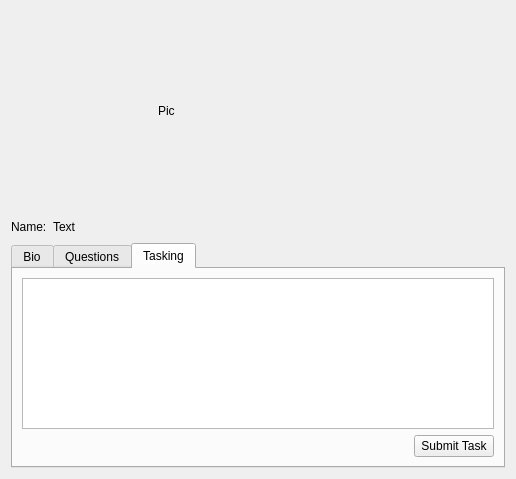
Old version of the form ui/AdvisorWindow.ui in the repository dmzdev/stance.
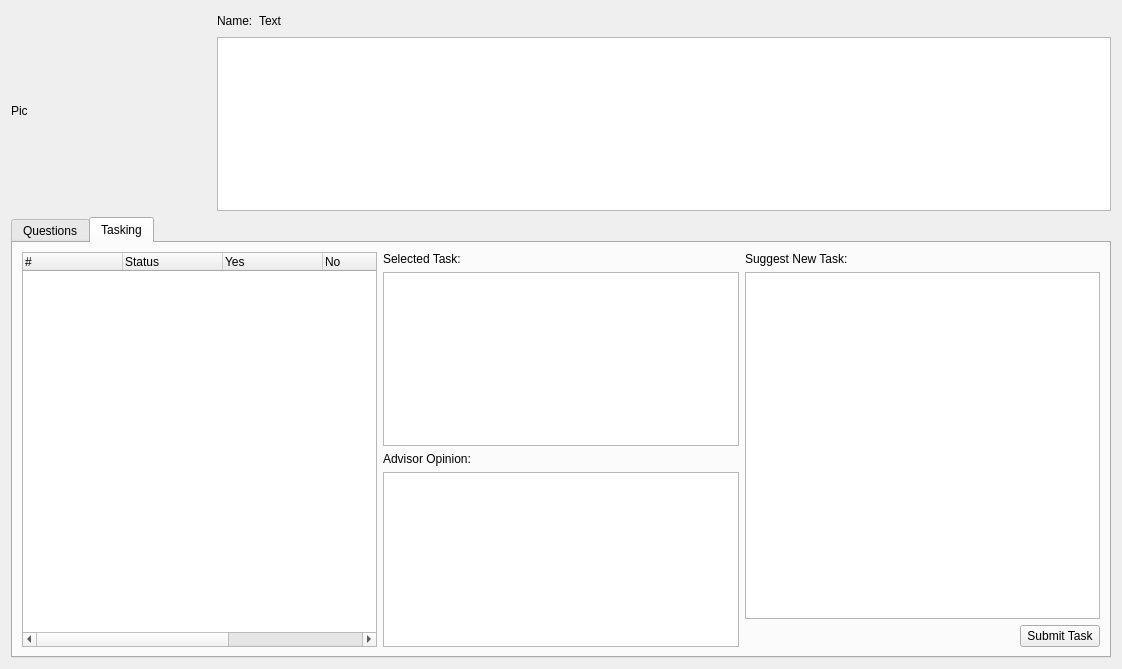
New version of the form. The open tabs and pages were chosen to show the change.

```diff
--- a/ui/AdvisorWindow.ui
+++ b/ui/AdvisorWindow.ui
@@ -6,29 +6,16 @@
    <rect>
     <x>0</x>
     <y>0</y>
-    <width>516</width>
-    <height>479</height>
+    <width>1122</width>
+    <height>669</height>
    </rect>
   </property>
   <property name="windowTitle">
    <string>Form</string>
   </property>
-  <layout class="QVBoxLayout" name="verticalLayout_2">
+  <layout class="QVBoxLayout" name="verticalLayout_6">
    <item>
     <layout class="QHBoxLayout" name="horizontalLayout">
-     <item>
-      <spacer name="horizontalSpacer">
-       <property name="orientation">
-        <enum>Qt::Horizontal</enum>
-       </property>
-       <property name="sizeHint" stdset="0">
-        <size>
-         <width>40</width>
-         <height>20</height>
-        </size>
-       </property>
-      </spacer>
-     </item>
      <item>
       <widget class="QLabel" name="pictureLabel">
        <property name="minimumSize">
@@ -49,20 +36,7 @@
       </widget>
      </item>
      <item>
-      <spacer name="horizontalSpacer_2">
-       <property name="orientation">
-        <enum>Qt::Horizontal</enum>
-       </property>
-       <property name="sizeHint" stdset="0">
-        <size>
-         <width>40</width>
-         <height>20</height>
-        </size>
-       </property>
-      </spacer>
-     </item>
-    </layout>
-   </item>
+      <layout class="QVBoxLayout" name="verticalLayout_2">
    <item>
     <layout class="QHBoxLayout" name="horizontalLayout_4">
      <item>
@@ -95,24 +69,21 @@
     </layout>
    </item>
    <item>
+        <widget class="QTextEdit" name="bioText">
+         <property name="readOnly">
+          <bool>true</bool>
+         </property>
+        </widget>
+       </item>
+      </layout>
+     </item>
+    </layout>
+   </item>
+   <item>
     <widget class="QTabWidget" name="tabWidget">
      <property name="currentIndex">
       <number>0</number>
      </property>
-     <widget class="QWidget" name="tab">
-      <attribute name="title">
-       <string>Bio</string>
-      </attribute>
-      <layout class="QVBoxLayout" name="verticalLayout_4">
-       <item>
-        <widget class="QTextEdit" name="bioText">
-         <property name="readOnly">
-          <bool>true</bool>
-         </property>
-        </widget>
-       </item>
-      </layout>
-     </widget>
      <widget class="QWidget" name="tab_3">
       <attribute name="title">
        <string>Questions</string>
@@ -159,6 +130,79 @@
       </attribute>
       <layout class="QVBoxLayout" name="verticalLayout">
        <item>
+        <layout class="QHBoxLayout" name="horizontalLayout_5">
+         <item>
+          <widget class="QTreeWidget" name="voteHistoryTable">
+           <column>
+            <property name="text">
+             <string>#</string>
+            </property>
+           </column>
+           <column>
+            <property name="text">
+             <string>Status</string>
+            </property>
+           </column>
+           <column>
+            <property name="text">
+             <string>Yes</string>
+            </property>
+           </column>
+           <column>
+            <property name="text">
+             <string>No</string>
+            </property>
+           </column>
+           <column>
+            <property name="text">
+             <string>New Column</string>
+            </property>
+           </column>
+           <column>
+            <property name="text">
+             <string>Date</string>
+            </property>
+           </column>
+          </widget>
+         </item>
+         <item>
+          <layout class="QVBoxLayout" name="verticalLayout_5">
+           <item>
+            <widget class="QLabel" name="label_4">
+             <property name="text">
+              <string>Selected Task:</string>
+             </property>
+            </widget>
+           </item>
+           <item>
+            <widget class="QTextEdit" name="selectedTaskText">
+             <property name="readOnly">
+              <bool>true</bool>
+             </property>
+            </widget>
+           </item>
+           <item>
+            <widget class="QLabel" name="label_2">
+             <property name="text">
+              <string>Advisor Opinion:</string>
+             </property>
+            </widget>
+           </item>
+           <item>
+            <widget class="QTextEdit" name="selectedTaskOpinionText"/>
+           </item>
+          </layout>
+         </item>
+         <item>
+          <layout class="QVBoxLayout" name="verticalLayout_4">
+           <item>
+            <widget class="QLabel" name="label_3">
+             <property name="text">
+              <string>Suggest New Task:</string>
+             </property>
+            </widget>
+           </item>
+           <item>
         <widget class="QTextEdit" name="taskingText"/>
        </item>
        <item>
@@ -182,6 +226,10 @@
             <string>Submit Task</string>
            </property>
           </widget>
+             </item>
+            </layout>
+           </item>
+          </layout>
          </item>
         </layout>
        </item>
```
Left out of the diff: 2 changed lines with no effect on the pictures. Lines whose indentation alone changed are shown as unchanged.
